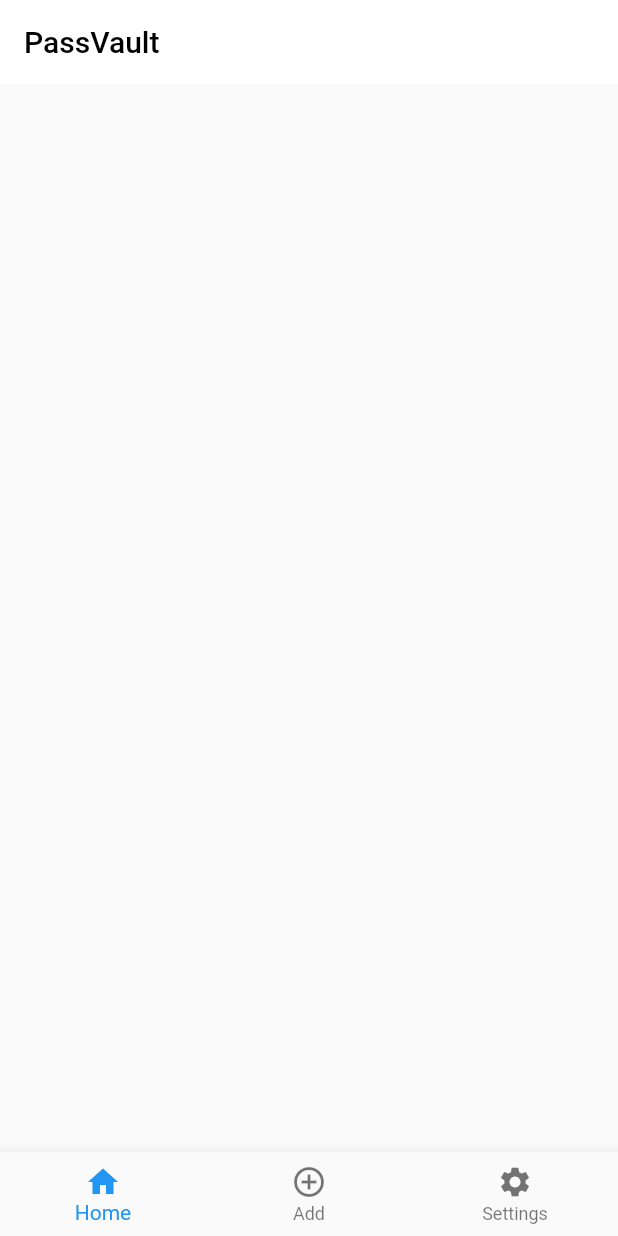
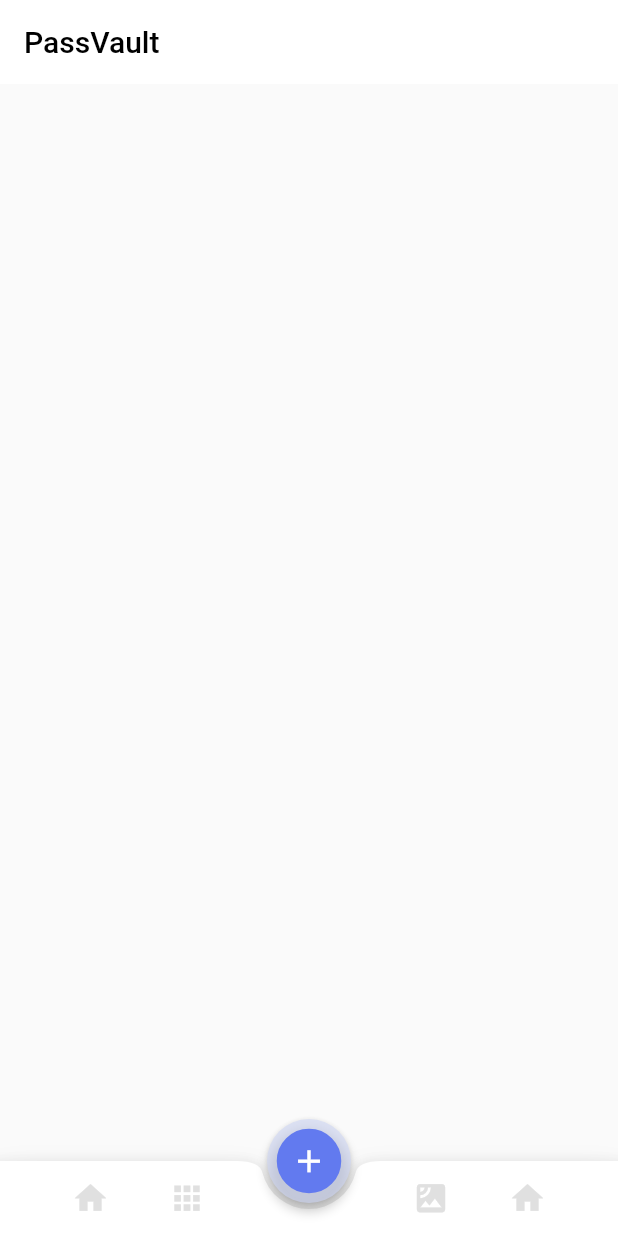
Before and after one commit to peetacho/PassVault-App, a Flutter app: the AllEntries screen opened directly, on a phone screen of 412 x 824 dp. Run offline on Flutter 3.47's test engine with Material 2 defaults, Android fonts, the phone set to English and light mode, and no system bars.

Commit message:
1102pm july1 more changes to bottomnavbar

```diff
--- a/lib/screens/app.dart
+++ b/lib/screens/app.dart
@@ -1,5 +1,4 @@
 // app.dart
-
 import 'package:flutter/material.dart';
 import 'entry/entry_entry.dart';
 
@@ -18,6 +17,9 @@ class AllEntries extends StatefulWidget {
 }
 
 class AllEntriesState extends State<AllEntries> {
+  Color _indigo = Color.fromRGBO(98, 122, 239, 1);
+  Color _indigo2 = Color.fromRGBO(149, 166, 244, 1);
+  Color _indigo_shadow = Color.fromRGBO(206, 214, 244, 0.6);
   @override
   Widget build(BuildContext context) {
     return new Scaffold(
@@ -29,22 +31,69 @@ class AllEntriesState extends State<AllEntries> {
           elevation: 0.0,
           backgroundColor: Colors.white),
       body: new Container(),
-      bottomNavigationBar: BottomNavigationBar(
-        items: [
-          BottomNavigationBarItem(
-              icon: Icon(Icons.home),
-              title: Text('Home'),
-              backgroundColor: Colors.black),
-          BottomNavigationBarItem(
-              icon: Icon(Icons.add_circle_outline),
-              title: Text('Add'),
-              backgroundColor: Colors.black),
-          BottomNavigationBarItem(
-              icon: Icon(Icons.settings),
-              title: Text('Settings'),
-              backgroundColor: Colors.black),
-        ],
+      floatingActionButton: FloatingActionButton(
+        onPressed: () {
+          // runApp(Entry());
+          debugPrint('pressed');
+        },
+        elevation: 3,
+        child: Container(
+          decoration: BoxDecoration(
+              border: Border.all(width: 9.0, color: _indigo),
+              shape: BoxShape.circle,
+              color: _indigo),
+          child: Icon(Icons.add, size: 25.0, color: Colors.white),
+        ),
+        backgroundColor: _indigo_shadow,
       ),
+      floatingActionButtonLocation: FloatingActionButtonLocation.centerDocked,
+      bottomNavigationBar: BottomAppBar(
+          color: Colors.white,
+          shape: CircularNotchedRectangle(),
+          child: Container(
+              height: 50,
+              child: Padding(
+                padding: const EdgeInsets.symmetric(horizontal: 20.0),
+                child: Row(
+                  mainAxisAlignment: MainAxisAlignment.spaceEvenly,
+                  children: <Widget>[
+                    IconButton(
+                      icon:
+                          Icon(Icons.home, size: 25.0, color: Colors.grey[300]),
+                      onPressed: () {
+                        debugPrint('home pressed');
+                      },
+                    ),
+                    IconButton(
+                      icon:
+                          Icon(Icons.apps, size: 25.0, color: Colors.grey[300]),
+                      onPressed: () {
+                        debugPrint('apps pressed');
+                      },
+                    ),
+                    SizedBox.shrink(),
+                    SizedBox.shrink(),
+                    SizedBox.shrink(),
+                    SizedBox.shrink(),
+                    SizedBox.shrink(),
+                    SizedBox.shrink(),
+                    IconButton(
+                      icon: Icon(Icons.satellite,
+                          size: 25.0, color: Colors.grey[300]),
+                      onPressed: () {
+                        debugPrint('satellite pressed');
+                      },
+                    ),
+                    IconButton(
+                      icon:
+                          Icon(Icons.home, size: 25.0, color: Colors.grey[300]),
+                      onPressed: () {
+                        debugPrint('settings');
+                      },
+                    ),
+                  ],
+                ),
+              ))),
     );
   }
 }
--- a/pubspec.yaml
+++ b/pubspec.yaml
@@ -28,6 +28,7 @@ dependencies:
   # Use with the CupertinoIcons class for iOS style icons.
   cupertino_icons: ^0.1.3
   flutter_staggered_grid_view: "^0.2.5"
+  curved_navigation_bar: ^0.3.3
 
 dev_dependencies:
   flutter_test:
```
Also changed, not shown: pubspec.lock.
